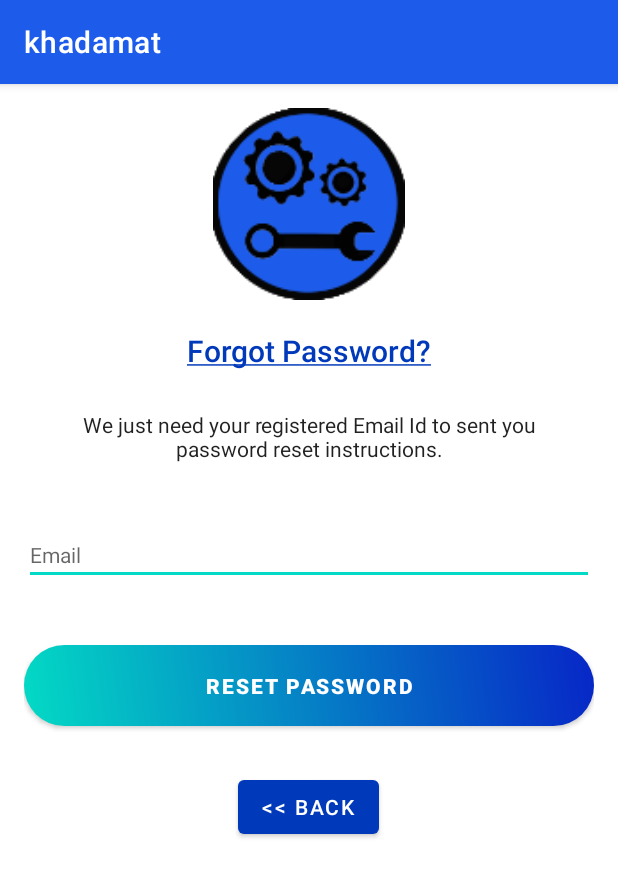
After one commit to Abiree/Khadamat, an Android app: the ResetPasswordActivity screen opened directly, with no data from a screen before it, on a phone screen of 412 x 824 dp. The commit adds this screen. Shown: the top 877 px of the screen. Run offline under Robolectric (Android 15) with nearby library versions, the phone set to English and light mode, and no system bars; our stand-ins replace Firebase (no records; nobody signed in at launch, a user with empty details on screens opened directly).

Commit message:
add login and forgetpassword

```diff
--- a/app/src/main/AndroidManifest.xml
+++ b/app/src/main/AndroidManifest.xml
@@ -9,7 +9,8 @@
         android:roundIcon="@mipmap/ic_launcher_round"
         android:supportsRtl="true"
         android:theme="@style/Theme.Khadamat">
-        <activity android:name=".SettingsActivity"></activity>
+        <activity android:name=".ResetPasswordActivity"></activity>
+        <activity android:name=".SettingsActivity" />
         <activity android:name=".ProfileActivity" />
         <activity android:name=".RegisterActivity" />
         <activity
--- a/app/src/main/java/com/example/khadamat/CreateService/CreateService.java
+++ b/app/src/main/java/com/example/khadamat/CreateService/CreateService.java
@@ -61,6 +61,12 @@ public class CreateService extends AppCompatActivity {
         Prix=(EditText)findViewById(R.id.Price);
         extra = getIntent().getExtras();
 
+    }
+
+    @Override
+    protected void onStop() {
+        super.onStop();
+        finish();
     }
 
     public void gomain(View view) {
--- a/app/src/main/java/com/example/khadamat/RegisterActivity.java
+++ b/app/src/main/java/com/example/khadamat/RegisterActivity.java
@@ -93,6 +93,7 @@ public class RegisterActivity extends AppCompatActivity {
         intent.putExtra("email",email);
         intent.putExtra("password",Password);
         startActivity(intent);
+        finish();
 
     }
 }
--- /dev/null
+++ b/app/src/main/java/com/example/khadamat/ResetPasswordActivity.java
@@ -0,0 +1,73 @@
+package com.example.khadamat;
+
+import androidx.annotation.NonNull;
+import androidx.appcompat.app.AppCompatActivity;
+import android.os.Bundle;
+import android.text.TextUtils;
+import android.view.View;
+import android.widget.Button;
+import android.widget.EditText;
+import android.widget.ProgressBar;
+import android.widget.Toast;
+
+import com.google.android.gms.tasks.OnCompleteListener;
+import com.google.android.gms.tasks.Task;
+import com.google.firebase.auth.FirebaseAuth;
+import android.os.Bundle;
+
+public class ResetPasswordActivity extends AppCompatActivity {
+
+    private EditText Email;
+    private Button btnReset, btnBack;
+    private FirebaseAuth mAuth;
+    private ProgressBar progressBar;
+
+    @Override
+    protected void onCreate(Bundle savedInstanceState) {
+        super.onCreate(savedInstanceState);
+        setContentView(R.layout.activity_reset_password);
+
+        Email = (EditText) findViewById(R.id.email);
+        btnReset = (Button) findViewById(R.id.btn_reset_password);
+        btnBack = (Button) findViewById(R.id.btn_back);
+        progressBar = (ProgressBar) findViewById(R.id.progressBar);
+
+        mAuth = FirebaseAuth.getInstance();
+
+        btnBack.setOnClickListener(new View.OnClickListener() {
+            @Override
+            public void onClick(View v) {
+                finish();
+            }
+        });
+
+        btnReset.setOnClickListener(new View.OnClickListener() {
+            @Override
+            public void onClick(View v) {
+
+                String email = Email.getText().toString().trim();
+
+                if (TextUtils.isEmpty(email)) {
+                    Toast.makeText(getApplication(), "Enter your registered email id", Toast.LENGTH_SHORT).show();
+                    return;
+                }
+
+                progressBar.setVisibility(View.VISIBLE);
+                mAuth.sendPasswordResetEmail(email)
+                        .addOnCompleteListener(new OnCompleteListener<Void>() {
+                            @Override
+                            public void onComplete(@NonNull Task<Void> task) {
+                                if (task.isSuccessful()) {
+                                    Toast.makeText(ResetPasswordActivity.this, "We have sent you instructions to reset your password!", Toast.LENGTH_SHORT).show();
+                                } else {
+                                    Toast.makeText(ResetPasswordActivity.this, "Failed to send reset email!", Toast.LENGTH_SHORT).show();
+                                }
+
+                                progressBar.setVisibility(View.GONE);
+                            }
+                        });
+            }
+        });
+    }
+
+}
--- a/app/src/main/res/layout/activity_main.xml
+++ b/app/src/main/res/layout/activity_main.xml
@@ -28,7 +28,7 @@
         android:text="@string/Welcome"
         android:textAlignment="center"
 
-        android:textColor="@color/black"
+        android:textAppearance="@style/TextAppearance.AppCompat.Body2"
         android:textSize="50sp"
         app:layout_constraintEnd_toEndOf="parent"
         app:layout_constraintStart_toStartOf="parent"
@@ -53,7 +53,7 @@
         android:fontFamily="@font/bangers"
         android:text="@string/app_name"
         android:textAlignment="center"
-        android:textColor="@color/black"
+        android:textAppearance="@style/TextAppearance.AppCompat.Body2"
         android:textSize="50sp"
         app:layout_constraintEnd_toEndOf="parent"
         app:layout_constraintStart_toStartOf="parent"
--- /dev/null
+++ b/app/src/main/res/layout/activity_reset_password.xml
@@ -0,0 +1,90 @@
+<?xml version="1.0" encoding="utf-8"?>
+<androidx.constraintlayout.widget.ConstraintLayout xmlns:android="http://schemas.android.com/apk/res/android"
+    xmlns:app="http://schemas.android.com/apk/res-auto"
+    xmlns:tools="http://schemas.android.com/tools"
+    android:layout_width="match_parent"
+    android:layout_height="match_parent"
+    tools:context=".ResetPasswordActivity">
+    <LinearLayout
+        android:layout_width="fill_parent"
+        android:layout_height="wrap_content"
+        android:layout_marginTop="30dp"
+        android:gravity="center"
+        android:orientation="vertical"
+        android:padding="@dimen/activity_horizontal_margin"
+        tools:ignore="MissingConstraints">
+
+
+        <ImageView
+            android:layout_width="@dimen/logo_w"
+            android:layout_height="@dimen/logo_h"
+            android:layout_gravity="center_horizontal"
+            android:layout_marginBottom="10dp"
+            android:src="@mipmap/ic_launcher" />
+
+        <TextView
+            android:layout_width="wrap_content"
+            android:layout_height="wrap_content"
+            android:layout_gravity="center_horizontal"
+            android:padding="10dp"
+            android:text="@string/forgot_password"
+            android:textAppearance="@style/TextAppearance.AppCompat.Body2"
+            android:textColor="@color/dark_blue"
+            android:textSize="20dp" />
+
+        <TextView
+            android:layout_width="wrap_content"
+            android:layout_height="wrap_content"
+            android:layout_marginBottom="10dp"
+            android:gravity="center_horizontal"
+            android:padding="@dimen/activity_horizontal_margin"
+            android:text="@string/forgot_password_msg"
+            android:textAppearance="@style/TextAppearance.AppCompat.Body1"
+            android:textSize="14dp" />
+
+        <EditText
+            android:id="@+id/email"
+            android:layout_width="match_parent"
+            android:layout_height="wrap_content"
+            android:layout_marginBottom="20dp"
+            android:layout_marginTop="15dp"
+            android:hint="@string/Email"
+            android:textAppearance="@style/TextAppearance.AppCompat.Body1"
+            android:inputType="textEmailAddress"
+            />
+
+
+        <!-- Login Button -->
+
+        <Button
+            android:id="@+id/btn_reset_password"
+            style="@style/loginButton"
+            android:layout_width="fill_parent"
+            android:layout_height="wrap_content"
+            android:layout_marginTop="20dip"
+            android:text="@string/btn_reset_password"
+            android:textColor="@android:color/white"
+            app:backgroundTint="@null"/>
+
+        <Button
+            android:id="@+id/btn_back"
+            android:layout_width="wrap_content"
+            android:layout_height="wrap_content"
+            android:layout_marginTop="30dp"
+            app:backgroundTint="@color/dark_blue"
+            android:text="@string/btn_back"
+            android:textColor="@color/white" />
+
+    </LinearLayout>
+
+    <ProgressBar
+        android:id="@+id/progressBar"
+        android:layout_width="30dp"
+        android:layout_height="30dp"
+        android:layout_gravity="center|bottom"
+        android:layout_marginBottom="20dp"
+        android:visibility="gone"
+        tools:ignore="MissingConstraints" />
+
+
+</androidx.constraintlayout.widget.ConstraintLayout>
--- a/app/src/main/res/layout/servicee.xml
+++ b/app/src/main/res/layout/servicee.xml
@@ -64,8 +64,8 @@
             <ImageView
                 android:id="@+id/servImg"
                 android:layout_width="match_parent"
-                android:layout_height="900px"
-                android:maxHeight="900px"
+                android:layout_height="700px"
+                android:maxHeight="700px"
                 android:layout_gravity="center"
                 android:contentDescription="@string/img_desc_service"
                 app:srcCompat="@drawable/logo_2" />
--- a/app/src/main/res/values/colors.xml
+++ b/app/src/main/res/values/colors.xml
@@ -1,6 +1,7 @@
 <?xml version="1.0" encoding="utf-8"?>
 <resources>
     <color name="app_main_color">#1D5CEB</color>
+    <color name="dark_blue">#0039BA</color>
     <color name="purple_200">#FFBB86FC</color>
     <color name="purple_500">#FF6200EE</color>
     <color name="purple_700">#FF3700B3</color>
--- a/app/src/main/res/values/dimens.xml
+++ b/app/src/main/res/values/dimens.xml
@@ -8,4 +8,6 @@
     <dimen name="textViewHeight">24dp</dimen>
     <dimen name="textViewPaddingLeft">40dp</dimen>
     <dimen name="ProfileImageDim">140dp</dimen>
+    <dimen name="logo_w">329dp</dimen>
+    <dimen name="logo_h">128dp</dimen>
 </resources>
--- a/app/src/main/res/values/strings.xml
+++ b/app/src/main/res/values/strings.xml
@@ -71,4 +71,10 @@
     </string>
     <string name="user_name">VICTOR NUCULICI</string>
     <string name="Prix">prix</string>
+    <string name="minimum_password">Password too short, enter minimum 6 characters!</string>
+    <string name="auth_failed">Authentication failed, check your email and password or sign up</string>
+    <string name="forgot_password_msg">We just need your registered Email Id to sent you password reset instructions.</string>
+    <string name="btn_reset_password">Reset Password</string>
+    <string name="btn_back"><![CDATA[<< Back]]></string>
+    <string name="Email">Email</string>
 </resources>
```
Also changed, not shown: app/src/main/java/com/example/khadamat/ui/login/LoginActivity.java (+72 -91 lines), app/src/main/res/layout/activity_login.xml (+6 -4 lines), 1 other file.
